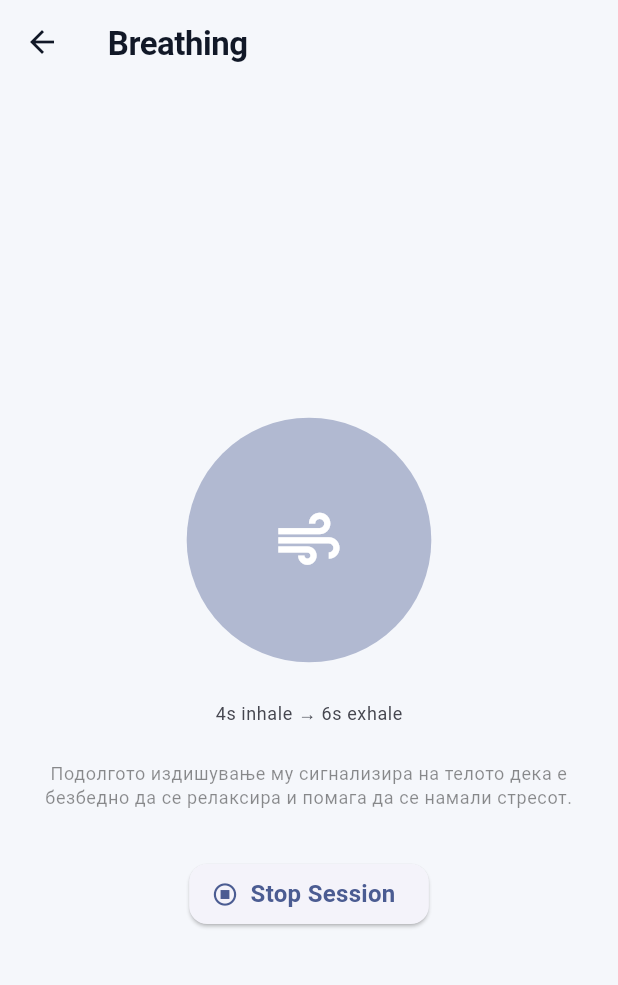
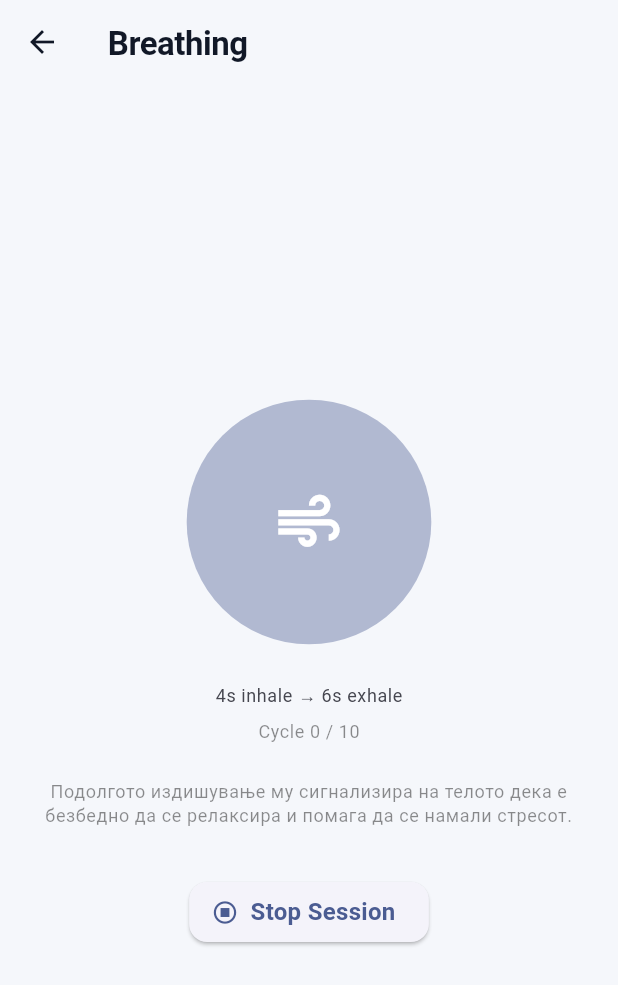
Before and after one commit to ivicamadzo/motiva2, a Flutter app: the screen it shows after launch, after a tap on "🆘 PANIC HELP (INSTANT RELIEF)", on a phone screen of 412 x 824 dp. Shown: the top 985 px of the screen. Run offline on Flutter 3.47's test engine with Material 3 defaults, Android fonts, the phone set to English and light mode, and no system bars; our stand-ins replace just_audio; Roboto replaces fonts that are missing (NotoSans).

Commit message:
Add guided breathing audio and session completion

```diff
--- a/lib/screens/relaxing_breathing_screen.dart
+++ b/lib/screens/relaxing_breathing_screen.dart
@@ -70,8 +70,9 @@ class _RelaxingBreathingScreenState extends State<RelaxingBreathingScreen>
 
       _controller.duration = const Duration(seconds: 6);
       await _controller.reverse();
-
-      completedCycles++;
+      setState(() {
+        completedCycles++;
+      });
 
       if (widget.panicMode && completedCycles >= 3) {
         _running = false;
@@ -86,9 +87,18 @@ class _RelaxingBreathingScreenState extends State<RelaxingBreathingScreen>
         return;
       }
 
-      if (!mounted || !_running) break;
+      if (completedCycles >= 10) {
+        _running = false;
 
-      await Future.delayed(const Duration(milliseconds: 200));
+        await playSound('assets/sounds/session_complete.mp3');
+
+        await Future.delayed(const Duration(seconds: 2));
+
+        if (!mounted) return;
+
+        Navigator.pop(context);
+        return;
+      }
     }
   }
 
@@ -146,6 +156,13 @@ class _RelaxingBreathingScreenState extends State<RelaxingBreathingScreen>
                   ),
                 ),
 
+                const SizedBox(height: 8),
+
+                Text(
+                  "Cycle $completedCycles / 10",
+                  style: Theme.of(context).textTheme.bodySmall,
+                ),
+
                 const SizedBox(height: AppSpacing.lg),
 
                 Padding(
@@ -161,6 +178,8 @@ class _RelaxingBreathingScreenState extends State<RelaxingBreathingScreen>
 
                 ElevatedButton.icon(
                   onPressed: () {
+                    _running = false;
+                    player.stop();
                     Navigator.pop(context);
                   },
                   icon: const Icon(Icons.stop_circle_outlined),
```
Also changed, not shown: lib/screens/box_breathing_screen.dart (+52 -0 lines), lib/screens/four_seven_eight_breathing_screen.dart (+63 -3 lines), 4 other files.
